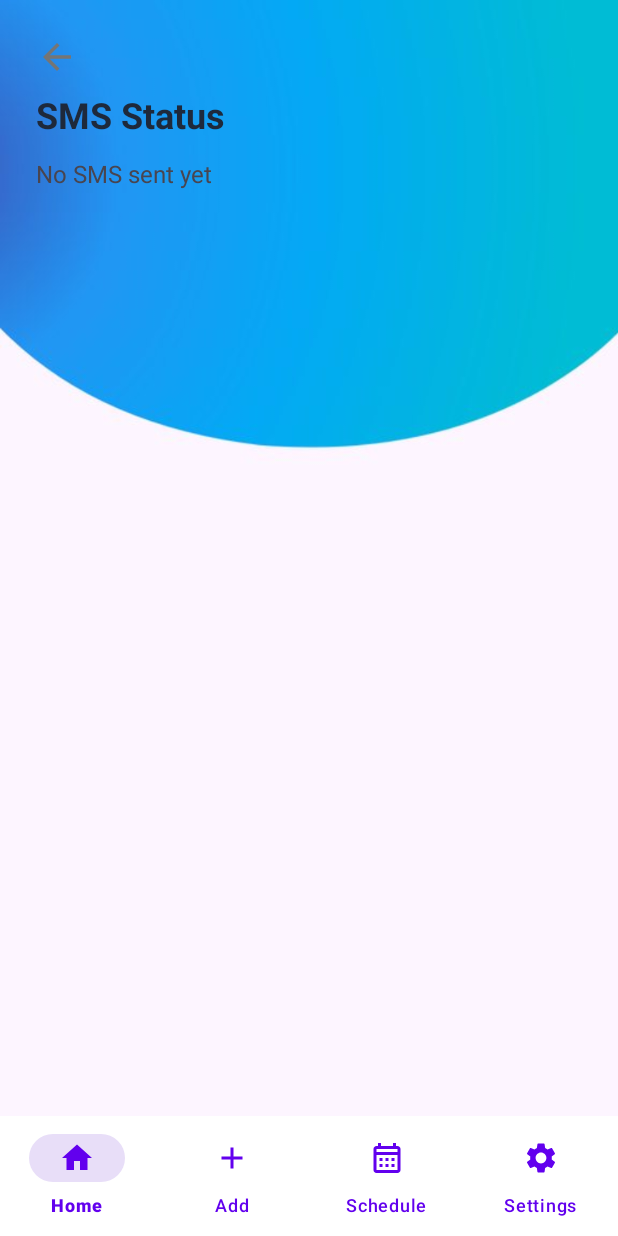
After one commit to Santhoshkumar0913/MediTrapApp, an Android app: the SmsStatusActivity screen opened directly, with no data from a screen before it, on a phone screen of 412 x 824 dp. The commit adds this screen. Run offline under Robolectric (Android 15) with nearby library versions, the phone set to English and light mode, and no system bars; our stand-ins replace Firebase (no records; nobody signed in at launch, a user with empty details on screens opened directly); 1 statement that could not run was skipped.

Commit message:
feature: 3/11 SMS sent Success.

```diff
--- a/app/src/main/java/com/example/meditrackapp/Dashboard.java
+++ b/app/src/main/java/com/example/meditrackapp/Dashboard.java
@@ -7,7 +7,7 @@
 
 public class Dashboard extends BaseActivity {
 
-    private Button btnMedicineList, btnAddMedicine, btnHistory, btnNearByLocation, btnProfileSettings;
+    private Button btnMedicineList, btnAddMedicine, btnHistory, btnNearByLocation, btnProfileSettings, btnSmsStatus;
     private ImageView backArrowDashboard;
 
     @Override
@@ -21,6 +21,7 @@
         btnHistory = findViewById(R.id.btnHistory);
         btnNearByLocation = findViewById(R.id.btnNearByLocation);
         btnProfileSettings = findViewById(R.id.btnProfileSettings);
+        btnSmsStatus = findViewById(R.id.btnSmsStatus);
         backArrowDashboard = findViewById(R.id.backArrowDashboard);
 
         // Back arrow → navigate to Login
@@ -44,5 +45,8 @@
         btnHistory.setOnClickListener(v ->
                 startActivity(new Intent(Dashboard.this, HistoryMedicine.class)));
 
+        btnSmsStatus.setOnClickListener(v ->
+                startActivity(new Intent(Dashboard.this, SmsStatusActivity.class)));
+
     }
 }
--- a/app/src/main/java/com/example/meditrackapp/MedicineReminderService.java
+++ b/app/src/main/java/com/example/meditrackapp/MedicineReminderService.java
@@ -157,6 +157,11 @@
                                     System.currentTimeMillis()
                             );
                             statusRef.setValue(medicineStatus);
+
+                            // If skipped, notify family via SMS (if permission granted)
+                            if ("Skipped".equalsIgnoreCase(status)) {
+                                SmsNotifier.sendSkipAlert(context, medicine, reminderTime);
+                            }
                         }
                     }
                 });
--- /dev/null
+++ b/app/src/main/java/com/example/meditrackapp/SmsStatusActivity.java
@@ -0,0 +1,166 @@
+package com.example.meditrackapp;
+
+import android.os.Bundle;
+import android.view.View;
+import android.widget.ProgressBar;
+import android.widget.TextView;
+
+import androidx.annotation.Nullable;
+import androidx.appcompat.app.AppCompatActivity;
+import androidx.recyclerview.widget.LinearLayoutManager;
+import androidx.recyclerview.widget.RecyclerView;
+
+import com.google.firebase.auth.FirebaseAuth;
+import com.google.firebase.auth.FirebaseUser;
+import com.google.firebase.database.DataSnapshot;
+import com.google.firebase.database.DatabaseError;
+import com.google.firebase.database.DatabaseReference;
+import com.google.firebase.database.FirebaseDatabase;
+import com.google.firebase.database.ValueEventListener;
+
+import java.text.SimpleDateFormat;
+import java.util.ArrayList;
+import java.util.Date;
+import java.util.List;
+import java.util.Locale;
+
+public class SmsStatusActivity extends BaseActivity {
+
+    private RecyclerView recyclerView;
+    private ProgressBar progressBar;
+    private TextView tvEmpty;
+    private final List<SmsStatusItem> items = new ArrayList<>();
+    private SmsStatusAdapter adapter;
+
+    @Override
+    protected void onCreate(@Nullable Bundle savedInstanceState) {
+        super.onCreate(savedInstanceState);
+        setContentView(R.layout.activity_sms_status);
+
+        android.widget.ImageView backArrow = findViewById(R.id.backArrowDashboard);
+        if (backArrow != null) {
+            backArrow.setOnClickListener(v -> finish());
+        }
+
+        recyclerView = findViewById(R.id.recyclerSms);
+        progressBar = findViewById(R.id.progress);
+        tvEmpty = findViewById(R.id.tvEmpty);
+
+        recyclerView.setLayoutManager(new LinearLayoutManager(this));
+        adapter = new SmsStatusAdapter(items);
+        recyclerView.setAdapter(adapter);
+
+        loadLogs();
+    }
+
+    private void loadLogs() {
+        FirebaseUser user = FirebaseAuth.getInstance().getCurrentUser();
+        if (user == null) {
+            showEmpty();
+            return;
+        }
+        progressBar.setVisibility(View.VISIBLE);
+        DatabaseReference ref = FirebaseDatabase
+                .getInstance("https://meditrack-b0746-default-rtdb.firebaseio.com")
+                .getReference("smsLogs");
+        // Filter client-side by userId
+        ref.addListenerForSingleValueEvent(new ValueEventListener() {
+            @Override
+            public void onDataChange(DataSnapshot snapshot) {
+                items.clear();
+                for (DataSnapshot child : snapshot.getChildren()) {
+                    String userId = String.valueOf(child.child("userId").getValue());
+                    if (!user.getUid().equals(userId)) continue;
+                    String familyPhone = String.valueOf(child.child("familyPhone").getValue());
+                    String medicineName = String.valueOf(child.child("medicineName").getValue());
+                    String dosage = String.valueOf(child.child("dosage").getValue());
+                    String scheduledTime = String.valueOf(child.child("scheduledTime").getValue());
+                    String message = String.valueOf(child.child("message").getValue());
+                    long ts = 0L;
+                    try { ts = child.child("timestamp").getValue(Long.class); } catch (Exception ignored) {}
+                    items.add(new SmsStatusItem(familyPhone, medicineName, dosage, scheduledTime, message, ts));
+                }
+                // Sort newest first
+                items.sort((a, b) -> Long.compare(b.timestamp, a.timestamp));
+                adapter.notifyDataSetChanged();
+                progressBar.setVisibility(View.GONE);
+                tvEmpty.setVisibility(items.isEmpty() ? View.VISIBLE : View.GONE);
+            }
+
+            @Override
+            public void onCancelled(DatabaseError error) {
+                progressBar.setVisibility(View.GONE);
+                showEmpty();
+            }
+        });
+    }
+
+    static class SmsStatusItem {
+        final String familyPhone;
+        final String medicineName;
+        final String dosage;
+        final String scheduledTime;
+        final String message;
+        final long timestamp;
+
+        SmsStatusItem(String familyPhone, String medicineName, String dosage,
+                       String scheduledTime, String message, long timestamp) {
+            this.familyPhone = familyPhone;
+            this.medicineName = medicineName;
+            this.dosage = dosage;
+            this.scheduledTime = scheduledTime;
+            this.message = message;
+            this.timestamp = timestamp;
+        }
+    }
+
+    static class SmsStatusAdapter extends RecyclerView.Adapter<SmsStatusViewHolder> {
+        private final List<SmsStatusItem> data;
+
+        SmsStatusAdapter(List<SmsStatusItem> data) { this.data = data; }
+
+        @Override
+        public SmsStatusViewHolder onCreateViewHolder(android.view.ViewGroup parent, int viewType) {
+            android.view.View view = android.view.LayoutInflater.from(parent.getContext())
+                    .inflate(R.layout.item_sms_status, parent, false);
+            return new SmsStatusViewHolder(view);
+        }
+
+        @Override
+        public void onBindViewHolder(SmsStatusViewHolder holder, int position) {
+            holder.bind(data.get(position));
+        }
+
+        @Override
+        public int getItemCount() { return data.size(); }
+    }
+
+    static class SmsStatusViewHolder extends RecyclerView.ViewHolder {
+        private final TextView tvTitle;
+        private final TextView tvSubtitle;
+        private final TextView tvTimestamp;
+
+        SmsStatusViewHolder(View itemView) {
+            super(itemView);
+            tvTitle = itemView.findViewById(R.id.tvTitle);
+            tvSubtitle = itemView.findViewById(R.id.tvSubtitle);
+            tvTimestamp = itemView.findViewById(R.id.tvTimestamp);
+        }
+
+        void bind(SmsStatusItem item) {
+            String medPart = item.dosage == null || item.dosage.isEmpty()
+                    ? item.medicineName
+                    : item.medicineName + " (" + item.dosage + ")";
+            tvTitle.setText(medPart + " • " + item.scheduledTime);
+            tvSubtitle.setText("Sent to: " + item.familyPhone + "\n" + item.message);
+            String date = new SimpleDateFormat("dd MMM yyyy, h:mm a", Locale.getDefault())
+                    .format(new Date(item.timestamp));
+            tvTimestamp.setText(date);
+        }
+    }
+
+    private void showEmpty() {
+        recyclerView.setAdapter(adapter);
+        tvEmpty.setVisibility(View.VISIBLE);
+    }
+}
--- /dev/null
+++ b/app/src/main/res/layout/activity_sms_status.xml
@@ -0,0 +1,49 @@
+<?xml version="1.0" encoding="utf-8"?>
+<LinearLayout xmlns:android="http://schemas.android.com/apk/res/android"
+    android:layout_width="match_parent"
+    android:layout_height="match_parent"
+    android:orientation="vertical"
+    android:padding="24dp"
+    android:background="@drawable/background">
+
+    <ImageView
+        android:id="@+id/backArrowDashboard"
+        android:layout_width="28dp"
+        android:layout_height="28dp"
+        android:src="@drawable/ic_back"
+        android:contentDescription="Back" />
+
+    <TextView
+        android:id="@+id/tvTitleSmsStatus"
+        android:layout_width="wrap_content"
+        android:layout_height="wrap_content"
+        android:layout_marginTop="8dp"
+        android:text="SMS Status"
+        android:textColor="#1E293B"
+        android:textSize="24sp"
+        android:textStyle="bold" />
+
+    <TextView
+        android:id="@+id/tvEmpty"
+        android:layout_width="match_parent"
+        android:layout_height="wrap_content"
+        android:text="No SMS sent yet"
+        android:textSize="16sp"
+        android:visibility="gone"
+        android:paddingTop="12dp"
+        android:paddingBottom="8dp" />
+
+    <ProgressBar
+        android:id="@+id/progress"
+        android:layout_width="wrap_content"
+        android:layout_height="wrap_content"
+        android:layout_gravity="center"
+        android:visibility="gone" />
+
+    <androidx.recyclerview.widget.RecyclerView
+        android:id="@+id/recyclerSms"
+        android:layout_width="match_parent"
+        android:layout_height="0dp"
+        android:layout_weight="1" />
+
+</LinearLayout>
```
Also changed, not shown: app/src/main/AndroidManifest.xml (+14 -0 lines), app/src/main/java/com/example/meditrackapp/MedicineSchedule.java (+15 -6 lines), app/src/main/java/com/example/meditrackapp/SmsNotifier.java (added, +142 -0 lines), app/src/main/java/com/example/meditrackapp/SmsSendReceiver.java (added, +68 -0 lines), app/src/main/res/layout/activity_dashboard.xml (+14 -0 lines), app/src/main/res/layout/item_sms_status.xml (added, +32 -0 lines).
